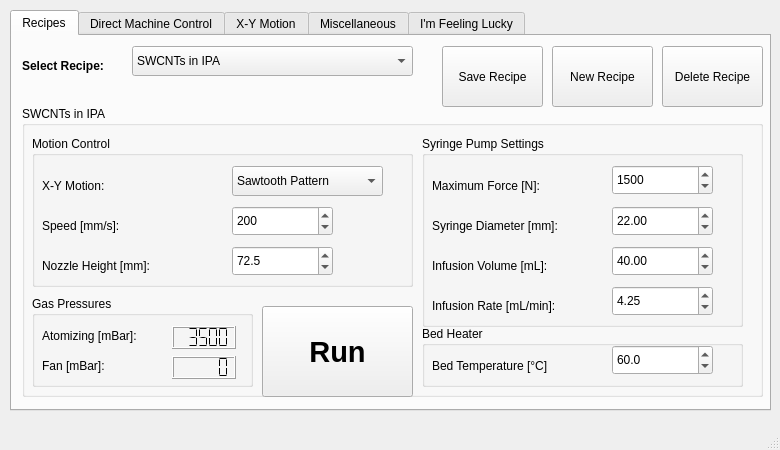
Before: the Qt Designer form UI/LANDSControl.ui in AFMD/LANDS, drawn with Qt 5.
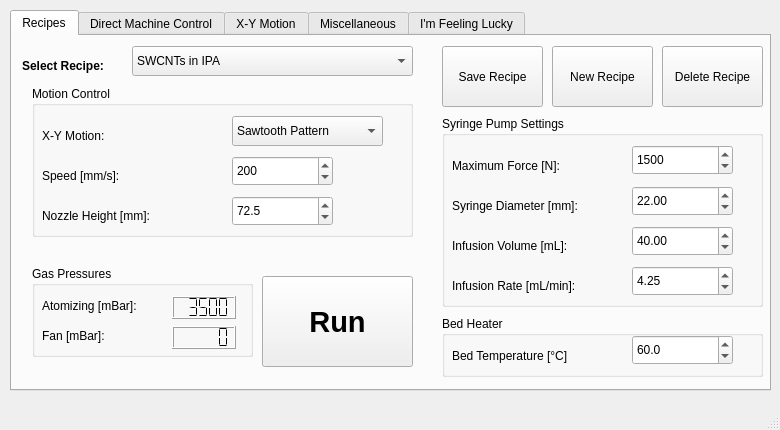
After: the same form once the commit is applied.

Commit message: big foot modeled

The edit to the form file:
```diff
--- a/UI/LANDSControl.ui
+++ b/UI/LANDSControl.ui
@@ -7,7 +7,7 @@
     <x>0</x>
     <y>0</y>
     <width>780</width>
-    <height>450</height>
+    <height>430</height>
    </rect>
   </property>
   <property name="sizePolicy">
@@ -19,18 +19,27 @@
   <property name="minimumSize">
    <size>
     <width>780</width>
-    <height>450</height>
+    <height>430</height>
    </size>
   </property>
   <property name="maximumSize">
    <size>
     <width>780</width>
-    <height>450</height>
+    <height>430</height>
    </size>
   </property>
   <property name="windowTitle">
    <string>LANDS Control</string>
   </property>
+  <property name="documentMode">
+   <bool>true</bool>
+  </property>
+  <property name="dockNestingEnabled">
+   <bool>true</bool>
+  </property>
+  <property name="unifiedTitleAndToolBarOnMac">
+   <bool>true</bool>
+  </property>
   <widget class="QWidget" name="centralwidget">
    <widget class="QTabWidget" name="tabWidget">
     <property name="geometry">
@@ -38,7 +47,7 @@
       <x>10</x>
       <y>10</y>
       <width>761</width>
-      <height>401</height>
+      <height>381</height>
      </rect>
     </property>
     <property name="currentIndex">
@@ -108,152 +117,24 @@
        <string>Select Recipe:</string>
       </property>
      </widget>
-     <widget class="QGroupBox" name="groupBox">
+     <widget class="QPushButton" name="pushButton_6">
       <property name="geometry">
        <rect>
-        <x>10</x>
-        <y>70</y>
-        <width>741</width>
-        <height>291</height>
-       </rect>
-      </property>
-      <property name="autoFillBackground">
-       <bool>false</bool>
-      </property>
-      <property name="title">
-       <string>SWCNTs in IPA</string>
-      </property>
-      <property name="flat">
-       <bool>false</bool>
-      </property>
-      <widget class="QGroupBox" name="groupBox_3">
-       <property name="geometry">
-        <rect>
-         <x>10</x>
-         <y>30</y>
-         <width>381</width>
-         <height>151</height>
-        </rect>
-       </property>
-       <property name="title">
-        <string>Motion Control</string>
-       </property>
-       <widget class="QLabel" name="label_2">
-        <property name="geometry">
-         <rect>
-          <x>10</x>
-          <y>40</y>
-          <width>131</width>
-          <height>20</height>
-         </rect>
-        </property>
-        <property name="font">
-         <font>
-          <weight>50</weight>
-          <bold>false</bold>
-         </font>
-        </property>
-        <property name="text">
-         <string>X-Y Motion:</string>
-        </property>
-       </widget>
-       <widget class="QComboBox" name="comboBox_2">
-        <property name="geometry">
-         <rect>
-          <x>200</x>
-          <y>30</y>
-          <width>151</width>
-          <height>30</height>
-         </rect>
-        </property>
-        <item>
-         <property name="text">
-          <string>Sawtooth Pattern</string>
-         </property>
-        </item>
-       </widget>
-       <widget class="QLabel" name="label_3">
-        <property name="geometry">
-         <rect>
-          <x>10</x>
-          <y>80</y>
-          <width>151</width>
-          <height>20</height>
-         </rect>
-        </property>
-        <property name="font">
-         <font>
-          <weight>50</weight>
-          <bold>false</bold>
-         </font>
-        </property>
-        <property name="text">
-         <string>Speed [mm/s]:</string>
-        </property>
-       </widget>
-       <widget class="QDoubleSpinBox" name="doubleSpinBox">
-        <property name="geometry">
-         <rect>
-          <x>200</x>
-          <y>70</y>
+        <x>430</x>
+        <y>10</y>
           <width>101</width>
-          <height>30</height>
-         </rect>
-        </property>
-        <property name="decimals">
-         <number>0</number>
-        </property>
-        <property name="maximum">
-         <double>300.000000000000000</double>
-        </property>
-        <property name="value">
-         <double>200.000000000000000</double>
-        </property>
-       </widget>
-       <widget class="QDoubleSpinBox" name="doubleSpinBox_2">
-        <property name="geometry">
-         <rect>
-          <x>200</x>
-          <y>110</y>
-          <width>101</width>
-          <height>30</height>
-         </rect>
-        </property>
-        <property name="decimals">
-         <number>1</number>
-        </property>
-        <property name="maximum">
-         <double>300.000000000000000</double>
-        </property>
-        <property name="value">
-         <double>72.500000000000000</double>
-        </property>
-       </widget>
-       <widget class="QLabel" name="label_10">
-        <property name="geometry">
-         <rect>
-          <x>10</x>
-          <y>120</y>
-          <width>151</width>
-          <height>20</height>
-         </rect>
-        </property>
-        <property name="font">
-         <font>
-          <weight>50</weight>
-          <bold>false</bold>
-         </font>
-        </property>
+        <height>61</height>
+       </rect>
+      </property>
         <property name="text">
-         <string>Nozzle Height [mm]:</string>
-        </property>
-       </widget>
+       <string>Save Recipe</string>
+      </property>
       </widget>
       <widget class="QGroupBox" name="groupBox_2">
        <property name="geometry">
         <rect>
-         <x>400</x>
-         <y>30</y>
+        <x>430</x>
+        <y>80</y>
          <width>321</width>
          <height>191</height>
         </rect>
@@ -414,11 +295,134 @@
         </property>
        </widget>
       </widget>
+     <widget class="QGroupBox" name="groupBox_3">
+      <property name="geometry">
+       <rect>
+        <x>20</x>
+        <y>50</y>
+        <width>381</width>
+        <height>151</height>
+       </rect>
+      </property>
+      <property name="title">
+       <string>Motion Control</string>
+      </property>
+      <widget class="QLabel" name="label_2">
+       <property name="geometry">
+        <rect>
+         <x>10</x>
+         <y>40</y>
+         <width>131</width>
+         <height>20</height>
+        </rect>
+       </property>
+       <property name="font">
+        <font>
+         <weight>50</weight>
+         <bold>false</bold>
+        </font>
+       </property>
+       <property name="text">
+        <string>X-Y Motion:</string>
+       </property>
+      </widget>
+      <widget class="QComboBox" name="comboBox_2">
+       <property name="geometry">
+        <rect>
+         <x>200</x>
+         <y>30</y>
+         <width>151</width>
+         <height>30</height>
+        </rect>
+       </property>
+       <item>
+        <property name="text">
+         <string>Sawtooth Pattern</string>
+        </property>
+       </item>
+      </widget>
+      <widget class="QLabel" name="label_3">
+       <property name="geometry">
+        <rect>
+         <x>10</x>
+         <y>80</y>
+         <width>151</width>
+         <height>20</height>
+        </rect>
+       </property>
+       <property name="font">
+        <font>
+         <weight>50</weight>
+         <bold>false</bold>
+        </font>
+       </property>
+       <property name="text">
+        <string>Speed [mm/s]:</string>
+       </property>
+      </widget>
+      <widget class="QDoubleSpinBox" name="doubleSpinBox">
+       <property name="geometry">
+        <rect>
+         <x>200</x>
+         <y>70</y>
+         <width>101</width>
+         <height>30</height>
+        </rect>
+       </property>
+       <property name="decimals">
+        <number>0</number>
+       </property>
+       <property name="maximum">
+        <double>300.000000000000000</double>
+       </property>
+       <property name="value">
+        <double>200.000000000000000</double>
+       </property>
+      </widget>
+      <widget class="QDoubleSpinBox" name="doubleSpinBox_2">
+       <property name="geometry">
+        <rect>
+         <x>200</x>
+         <y>110</y>
+         <width>101</width>
+         <height>30</height>
+        </rect>
+       </property>
+       <property name="decimals">
+        <number>1</number>
+       </property>
+       <property name="maximum">
+        <double>300.000000000000000</double>
+       </property>
+       <property name="value">
+        <double>72.500000000000000</double>
+       </property>
+      </widget>
+      <widget class="QLabel" name="label_10">
+       <property name="geometry">
+        <rect>
+         <x>10</x>
+         <y>120</y>
+         <width>151</width>
+         <height>20</height>
+        </rect>
+       </property>
+       <property name="font">
+        <font>
+         <weight>50</weight>
+         <bold>false</bold>
+        </font>
+       </property>
+       <property name="text">
+        <string>Nozzle Height [mm]:</string>
+       </property>
+      </widget>
+     </widget>
       <widget class="QGroupBox" name="groupBox_4">
        <property name="geometry">
         <rect>
-         <x>10</x>
-         <y>190</y>
+        <x>20</x>
+        <y>230</y>
          <width>221</width>
          <height>91</height>
         </rect>
@@ -503,11 +507,34 @@
         </property>
        </widget>
       </widget>
+     <widget class="QPushButton" name="pushButton_7">
+      <property name="geometry">
+       <rect>
+        <x>250</x>
+        <y>240</y>
+        <width>151</width>
+        <height>91</height>
+       </rect>
+      </property>
+      <property name="font">
+       <font>
+        <pointsize>22</pointsize>
+        <weight>75</weight>
+        <bold>true</bold>
+       </font>
+      </property>
+      <property name="text">
+       <string>Run</string>
+      </property>
+      <property name="flat">
+       <bool>false</bool>
+      </property>
+     </widget>
       <widget class="QGroupBox" name="groupBox_5">
        <property name="geometry">
         <rect>
-         <x>400</x>
-         <y>220</y>
+        <x>430</x>
+        <y>280</y>
          <width>321</width>
          <height>61</height>
         </rect>
@@ -553,43 +580,6 @@
          <string>Bed Temperature [°C]</string>
         </property>
        </widget>
-      </widget>
-      <widget class="QPushButton" name="pushButton_7">
-       <property name="geometry">
-        <rect>
-         <x>240</x>
-         <y>200</y>
-         <width>151</width>
-         <height>91</height>
-        </rect>
-       </property>
-       <property name="font">
-        <font>
-         <pointsize>22</pointsize>
-         <weight>75</weight>
-         <bold>true</bold>
-        </font>
-       </property>
-       <property name="text">
-        <string>Run</string>
-       </property>
-       <property name="flat">
-        <bool>false</bool>
-       </property>
-      </widget>
-     </widget>
-     <widget class="QPushButton" name="pushButton_6">
-      <property name="geometry">
-       <rect>
-        <x>430</x>
-        <y>10</y>
-        <width>101</width>
-        <height>61</height>
-       </rect>
-      </property>
-      <property name="text">
-       <string>Save Recipe</string>
-      </property>
      </widget>
     </widget>
     <widget class="QWidget" name="tab_2">
```
Lines whose indentation alone changed are shown as unchanged. The commit also changes 1 other file.
